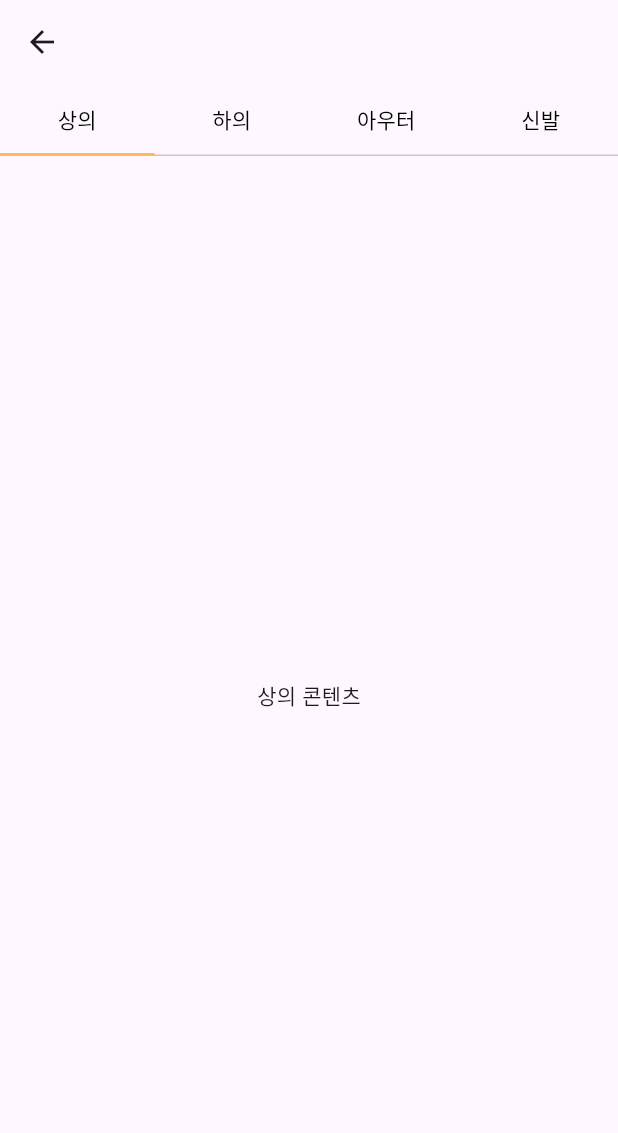
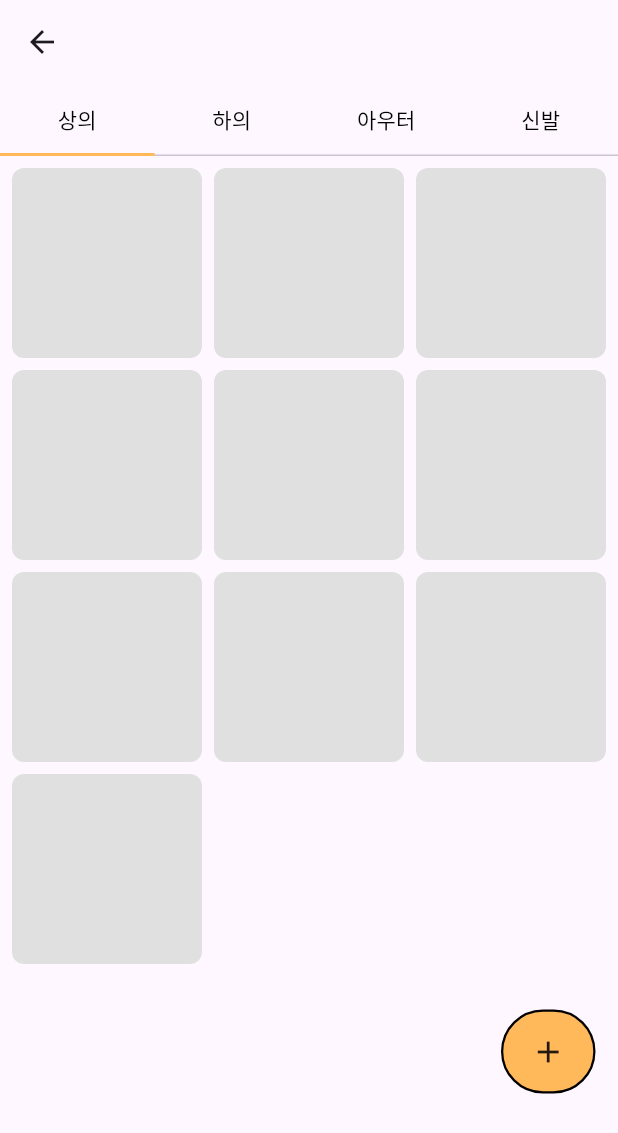
Before and after one commit to mousepotato03/coordination_app, a Flutter app: the ClosetPage screen opened directly, on a phone screen of 412 x 824 dp. Shown: the top 1133 px of the screen. Run offline on Flutter 3.47's test engine with Material 3 defaults, Android fonts, the phone set to English and light mode, and no system bars; our stand-ins replace dio, flutter_riverpod, flutter_svg, freezed_annotation, get_it, go_router and 4 more; accounts and stored records are empty.

Commit message:
Closet Page
FAB

```diff
--- a/lib/presentation/pages/closet/closet_page.dart
+++ b/lib/presentation/pages/closet/closet_page.dart
@@ -1,6 +1,7 @@
 import 'package:flutter/material.dart';
 
 import '../../../core/theme/constant/app_colors.dart';
+import 'widgets/custom_fab.dart';
 import 'closet_category.dart';
 
 class ClosetPage extends StatelessWidget {
@@ -22,12 +23,37 @@ class ClosetPage extends StatelessWidget {
                 .toList(),
           ),
         ),
-        body: TabBarView(
-          children: ClosetCategory.values.map((category) {
-            return Center(
-              child: Text('${category.label} 콘텐츠'),
-            );
-          }).toList(),
+        body: Stack(
+          children: [
+            TabBarView(
+              children: ClosetCategory.values.map((category) {
+                return GridView.builder(
+                  padding: const EdgeInsets.only(
+                    left: 8.0,
+                    right: 8.0,
+                    top: 8.0,
+                    bottom: 90.0,
+                  ),
+                  gridDelegate: const SliverGridDelegateWithFixedCrossAxisCount(
+                    crossAxisCount: 3,
+                    crossAxisSpacing: 8.0,
+                    mainAxisSpacing: 8.0,
+                    childAspectRatio: 1,
+                  ),
+                  itemCount: 10,
+                  itemBuilder: (context, index) {
+                    return Container(
+                      decoration: BoxDecoration(
+                        color: Colors.grey[300],
+                        borderRadius: BorderRadius.circular(8.0),
+                      ),
+                    );
+                  },
+                );
+              }).toList(),
+            ),
+            const CustomFAB(),
+          ],
         ),
       ),
     );
--- /dev/null
+++ b/lib/presentation/pages/closet/widgets/custom_fab.dart
@@ -0,0 +1,118 @@
+import 'package:flutter/material.dart';
+import '../../../../../core/theme/constant/app_colors.dart';
+
+class CustomFAB extends StatefulWidget {
+  const CustomFAB({super.key});
+
+  @override
+  State<CustomFAB> createState() => _CustomFABState();
+}
+
+  class _CustomFABState extends State<CustomFAB> {
+  bool isExpanded = false;
+
+  @override
+  Widget build(BuildContext context) {
+    return Stack(
+      children: [
+        IgnorePointer(
+          ignoring: !isExpanded,
+          child: AnimatedContainer(
+            duration: const Duration(milliseconds: 300),
+            color: isExpanded ? Colors.black.withOpacity(0.6) : Colors.transparent,
+          ),
+        ),
+        Positioned(
+          right: 0,
+          bottom: 15,
+          child: Padding(
+            padding: const EdgeInsets.only(bottom: 80.0),
+            child: Column(
+              mainAxisAlignment: MainAxisAlignment.end,
+              crossAxisAlignment: CrossAxisAlignment.end,
+              mainAxisSize: MainAxisSize.min,
+              children: [
+                AnimatedOpacity(
+                  opacity: isExpanded ? 1.0 : 0.0,
+                  duration: const Duration(milliseconds: 300),
+                  child: Container(
+                    width: 120,
+                    padding: const EdgeInsets.all(15),
+                    margin: const EdgeInsets.only(right: 15, bottom: 10),
+                    decoration: BoxDecoration(
+                      color: AppColors.primary,
+                      borderRadius: BorderRadius.circular(10),
+                      border: Border.all(
+                        color: AppColors.black,
+                        width: 1.5,
+                      ),
+                    ),
+                    child: Column(
+                      crossAxisAlignment: CrossAxisAlignment.start,
+                      children: [
+                        GestureDetector(
+                          onTap: () {
+                            // TODO: 갤러리 기능 구현
+                          },
+                          child: const Row(
+                            children: [
+                              Icon(Icons.photo_library, size: 24),
+                              SizedBox(width: 8),
+                              Text('갤러리'),
+                            ],
+                          ),
+                        ),
+                        const SizedBox(height: 10),
+                        const Divider(
+                          color: AppColors.black,
+                          height: 1,
+                        ),
+                        const SizedBox(height: 10),
+                        GestureDetector(
+                          onTap: () {
+                            // TODO: 카메라 기능 구현
+                          },
+                          child: const Row(
+                            children: [
+                              Icon(Icons.camera_alt, size: 24),
+                              SizedBox(width: 8),
+                              Text('사진'),
+                            ],
+                          ),
+                        ),
+                      ],
+                    ),
+                  ),
+                ),
+                GestureDetector(
+                  onTap: () => setState(() => isExpanded = !isExpanded),
+                  child: AnimatedContainer(
+                    duration: const Duration(milliseconds: 300),
+                    height: 56,
+                    padding: const EdgeInsets.symmetric(horizontal: 18),
+                    margin: const EdgeInsets.only(right: 15),
+                    decoration: BoxDecoration(
+                      color: AppColors.primary,
+                      borderRadius: BorderRadius.circular(30),
+                      border: Border.all(color: AppColors.black, width: 1.5),
+                    ),
+                    child: Row(
+                      mainAxisSize: MainAxisSize.min,
+                      children: [
+                        AnimatedRotation(
+                          turns: isExpanded ? 0.125 : 0,
+                          duration: const Duration(milliseconds: 300),
+                          child: const Icon(Icons.add),
+                        ),
+                      ],
+                    ),
+                  ),
+                ),
+              ],
+            ),
+          ),
+        ),
+      ],
+    );
+  }
+}
--- a/lib/presentation/pages/profile/riverpod/my_size_info_provider.dart
+++ b/lib/presentation/pages/profile/riverpod/my_size_info_provider.dart
@@ -4,13 +4,11 @@ import 'package:coordination_app/domain/usecase/my_size/my_size_info.usecase.dar
 import 'package:coordination_app/domain/usecase/my_size/save_my_size_info.usecase.dart';
 import 'package:coordination_app/presentation/pages/profile/riverpod/my_size_info_state.dart';
 import 'package:flutter_riverpod/flutter_riverpod.dart';
-import 'package:hive_flutter/hive_flutter.dart';
 import 'package:injectable/injectable.dart';
 
 import '../../../../core/constants.dart';
 import '../../../../core/utils/exception/common_exception.dart';
 import '../../../../core/utils/logger.dart';
-import '../../../../data/entity/my_size/my_size_info.entity.dart';
 import '../../../../dependency_injection.dart';
 
 final currentPageProvider = StateProvider<int>((ref) => 0);
@@ -61,13 +59,6 @@ class MySizeInfoNotifier extends StateNotifier<MySizeInfoState> {
           state = state.copyWith(status: Status.error, error: error);
         },
       );
-      final box = await Hive.openBox<MySizeInfoEntity>("MySizeDB");
-      // 저장된 데이터 확인
-      final savedData = box.get(0);
-      print('저장된 데이터: ${savedData?.toJson()}');
-      // DB 닫기
-      await box.close();
-
     } catch (e) {
       CustomLogger.logger.e(e);
       state = state.copyWith(
--- a/pubspec.yaml
+++ b/pubspec.yaml
@@ -52,7 +52,6 @@ dependencies:
   freezed_annotation:
   get_it: ^8.0.2
 
-  path_provider: ^2.1.2
   dio: ^5.7.0
   image_picker: ^1.1.2
 
```
Also changed, not shown: pubspec.lock.
